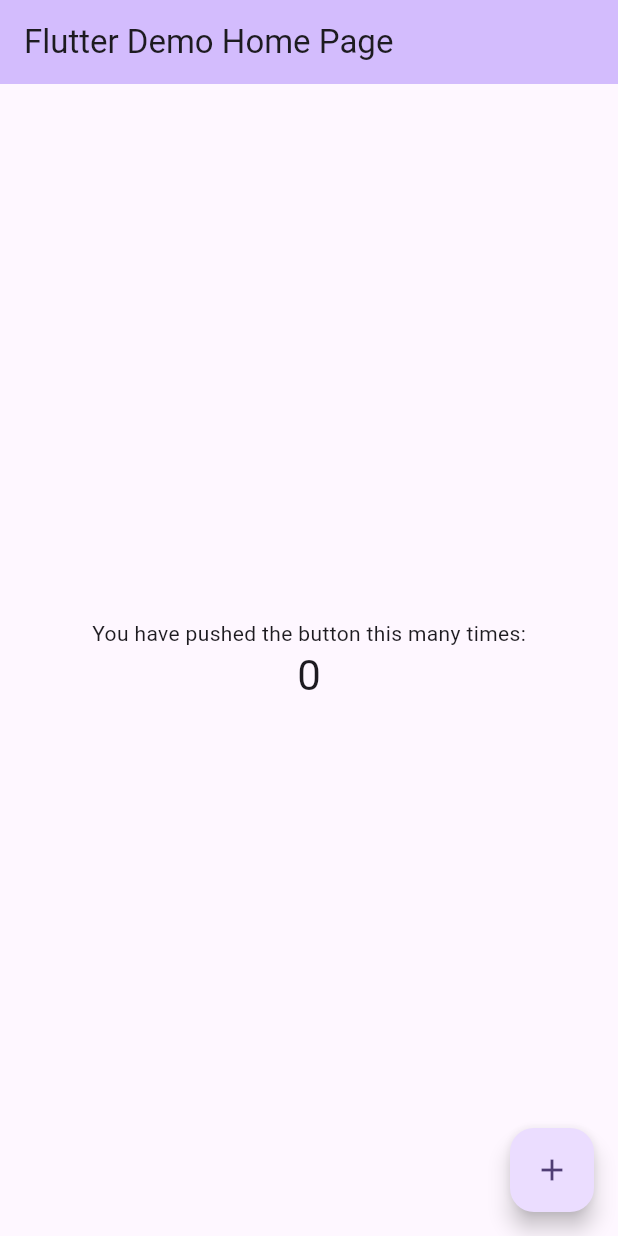
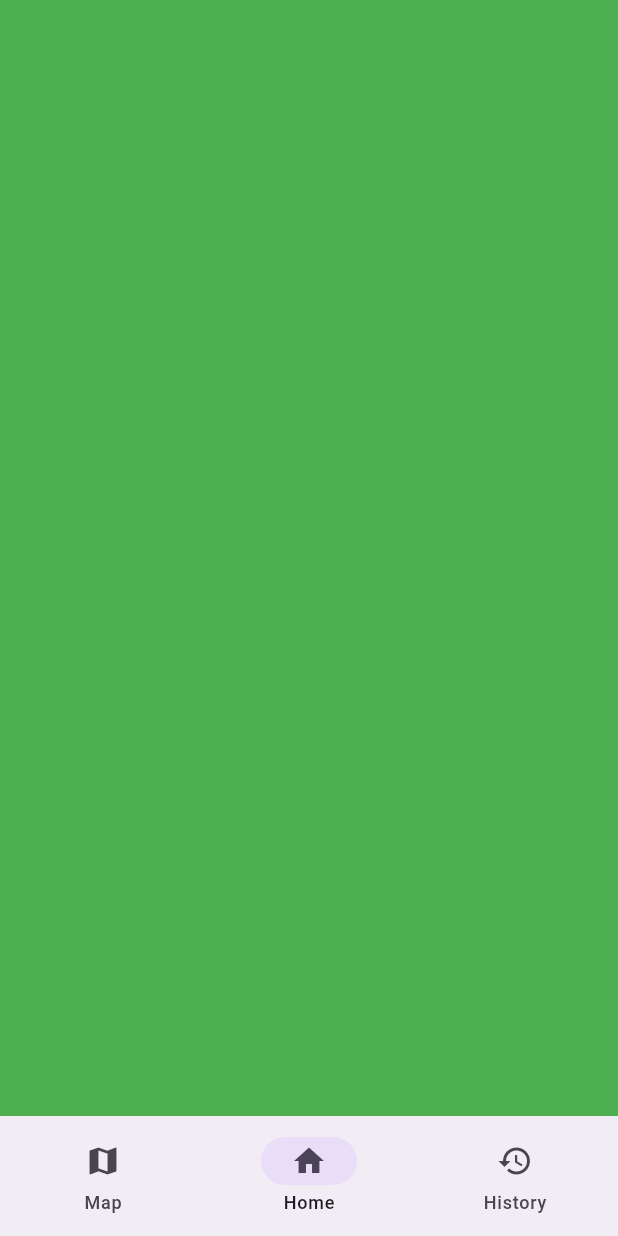
Before and after one commit to Owczany/crazy_places, a Flutter app: the screen it shows after launch, on a phone screen of 412 x 824 dp. Run offline on Flutter 3.47's test engine with Material 3 defaults, Android fonts, the light colour scheme and no system bars.

Commit message:
Nawigacja
Zostały dodane 3 strony (główna, mapa, historia), które są kluczowe w dalszym etapie projektu. Zostały dodane płynne animacje miedzy przejściami

```diff
--- a/lib/main.dart
+++ b/lib/main.dart
@@ -1,3 +1,4 @@
+import 'package:crazy_places/pages/navigation.dart';
 import 'package:flutter/material.dart';
 
 void main() {
@@ -7,119 +8,16 @@ void main() {
 class MyApp extends StatelessWidget {
   const MyApp({super.key});
 
-  // This widget is the root of your application.
   @override
   Widget build(BuildContext context) {
     return MaterialApp(
       title: 'Crazy Places',
+      debugShowCheckedModeBanner: false,
       theme: ThemeData(
-        // This is the theme of your application.
-        //
-        // TRY THIS: Try running your application with "flutter run". You'll see
-        // the application has a purple toolbar. Then, without quitting the app,
-        // try changing the seedColor in the colorScheme below to Colors.green
-        // and then invoke "hot reload" (save your changes or press the "hot
-        // reload" button in a Flutter-supported IDE, or press "r" if you used
-        // the command line to start the app).
-        //
-        // Notice that the counter didn't reset back to zero; the application
-        // state is not lost during the reload. To reset the state, use hot
-        // restart instead.
-        //
-        // This works for code too, not just values: Most code changes can be
-        // tested with just a hot reload.
         colorScheme: ColorScheme.fromSeed(seedColor: Colors.deepPurple),
         useMaterial3: true,
       ),
-      home: const MyHomePage(title: 'Flutter Demo Home Page'),
+      home: const NavigationPage(),
     );
   }
 }
-
-class MyHomePage extends StatefulWidget {
-  const MyHomePage({super.key, required this.title});
-
-  // This widget is the home page of your application. It is stateful, meaning
-  // that it has a State object (defined below) that contains fields that affect
-  // how it looks.
-
-  // This class is the configuration for the state. It holds the values (in this
-  // case the title) provided by the parent (in this case the App widget) and
-  // used by the build method of the State. Fields in a Widget subclass are
-  // always marked "final".
-
-  final String title;
-
-  @override
-  State<MyHomePage> createState() => _MyHomePageState();
-}
-
-class _MyHomePageState extends State<MyHomePage> {
-  int _counter = 0;
-
-  void _incrementCounter() {
-    setState(() {
-      // This call to setState tells the Flutter framework that something has
-      // changed in this State, which causes it to rerun the build method below
-      // so that the display can reflect the updated values. If we changed
-      // _counter without calling setState(), then the build method would not be
-      // called again, and so nothing would appear to happen.
-      _counter++;
-    });
-  }
-
-  @override
-  Widget build(BuildContext context) {
-    // This method is rerun every time setState is called, for instance as done
-    // by the _incrementCounter method above.
-    //
-    // The Flutter framework has been optimized to make rerunning build methods
-    // fast, so that you can just rebuild anything that needs updating rather
-    // than having to individually change instances of widgets.
-    return Scaffold(
-      appBar: AppBar(
-        // TRY THIS: Try changing the color here to a specific color (to
-        // Colors.amber, perhaps?) and trigger a hot reload to see the AppBar
-        // change color while the other colors stay the same.
-        backgroundColor: Theme.of(context).colorScheme.inversePrimary,
-        // Here we take the value from the MyHomePage object that was created by
-        // the App.build method, and use it to set our appbar title.
-        title: Text(widget.title),
-      ),
-      body: Center(
-        // Center is a layout widget. It takes a single child and positions it
-        // in the middle of the parent.
-        child: Column(
-          // Column is also a layout widget. It takes a list of children and
-          // arranges them vertically. By default, it sizes itself to fit its
-          // children horizontally, and tries to be as tall as its parent.
-          //
-          // Column has various properties to control how it sizes itself and
-          // how it positions its children. Here we use mainAxisAlignment to
-          // center the children vertically; the main axis here is the vertical
-          // axis because Columns are vertical (the cross axis would be
-          // horizontal).
-          //
-          // TRY THIS: Invoke "debug painting" (choose the "Toggle Debug Paint"
-          // action in the IDE, or press "p" in the console), to see the
-          // wireframe for each widget.
-          mainAxisAlignment: MainAxisAlignment.center,
-          children: <Widget>[
-            const Text(
-              'You have pushed the button this many times:',
-            ),
-            Text(
-              '$_counter',
-              style: Theme.of(context).textTheme.headlineMedium,
-            ),
-          ],
-        ),
-      ),
-      floatingActionButton: FloatingActionButton(
-        onPressed: _incrementCounter,
-        tooltip: 'Increment',
-        child: const Icon(Icons.add),
-      ), // This trailing comma makes auto-formatting nicer for build methods.
-    );
-  }
-}
--- /dev/null
+++ b/lib/pages/home_page.dart
@@ -0,0 +1,19 @@
+import 'package:flutter/material.dart';
+
+class HomePage extends StatefulWidget {
+  const HomePage({super.key});
+
+  @override
+  State<HomePage> createState() => _HomePageState();
+}
+
+class _HomePageState extends State<HomePage> {
+  @override
+  Widget build(BuildContext context) {
+    return Scaffold(
+      body: Container(
+        color: Colors.green,
+      ),
+    );
+  }
+}
--- /dev/null
+++ b/lib/pages/navigation.dart
@@ -0,0 +1,70 @@
+import 'package:crazy_places/pages/history_page.dart';
+import 'package:crazy_places/pages/home_page.dart';
+import 'package:crazy_places/pages/map_page.dart';
+import 'package:flutter/material.dart';
+
+class NavigationPage extends StatefulWidget {
+  const NavigationPage({super.key});
+
+  @override
+  State<NavigationPage> createState() => _NavigationPageState();
+}
+
+class _NavigationPageState extends State<NavigationPage> {
+  late PageController _pageController;
+  int _currentPageIndex = 1;
+
+  @override
+  void initState() {
+    _pageController = PageController(initialPage: _currentPageIndex);
+    super.initState();
+  }
+
+  @override
+  void dispose() {
+    _pageController.dispose();
+    super.dispose();
+  }
+
+  @override
+  Widget build(BuildContext context) {
+    return Scaffold(
+      body: PageView(
+        controller: _pageController,
+        children: const <Widget>[MapPage(), HomePage(), HistoryPage()],
+        onPageChanged: (index) {
+          setState(() {
+            _currentPageIndex = index;
+          });
+        },
+      ),
+      bottomNavigationBar: NavigationBar(
+        selectedIndex: _currentPageIndex,
+        destinations: const <NavigationDestination>[
+          NavigationDestination(
+            icon: Icon(Icons.map),
+            label: "Map",
+          ),
+          NavigationDestination(
+            icon: Icon(Icons.home),
+            label: "Home",
+          ),
+          NavigationDestination(
+            icon: Icon(Icons.history),
+            label: "History",
+          )
+        ],
+        onDestinationSelected: (index) {
+          setState(() {
+            _pageController.animateToPage(
+              index,
+              duration: const Duration(milliseconds: 400),
+              curve: Curves.easeIn,
+            );
+            _currentPageIndex = index;
+          });
+        },
+      ),
+    );
+  }
+}
--- a/pubspec.yaml
+++ b/pubspec.yaml
@@ -35,6 +35,7 @@ dependencies:
   # The following adds the Cupertino Icons font to your application.
   # Use with the CupertinoIcons class for iOS style icons.
   cupertino_icons: ^1.0.2
+  flutter_osm_plugin: ^0.70.4
 
 dev_dependencies:
   flutter_test:
```
Also changed, not shown: lib/pages/history_page.dart (added, +19 -0 lines), lib/pages/map_page.dart (added, +19 -0 lines), pubspec.lock, 6 other files.
